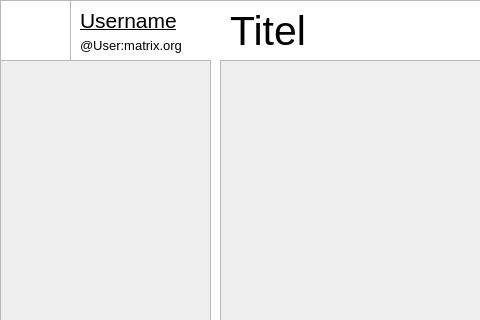
Qt form qml/Main.ui (Nordgedanken/Morpheus) before a commit; both pictures show x 0 to 480 and y 0 to 320 of the 1007 by 652 pixel window.
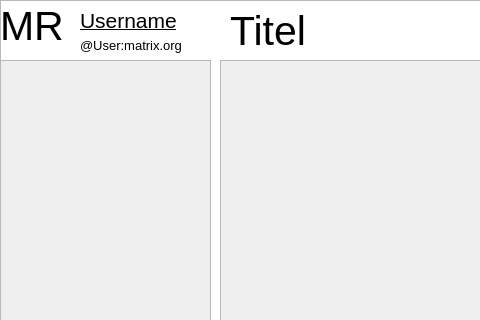
The same form after that commit.

Commit message: Prepare Avatar stuff

Patch:
```diff
--- a/qml/Main.ui
+++ b/qml/Main.ui
@@ -100,16 +100,6 @@
     <string>Titel</string>
    </property>
   </widget>
-  <widget class="QGraphicsView" name="AvatarImage">
-   <property name="geometry">
-    <rect>
-     <x>0</x>
-     <y>0</y>
-     <width>71</width>
-     <height>61</height>
-    </rect>
-   </property>
-  </widget>
   <widget class="QLabel" name="UsernameLabel">
    <property name="geometry">
     <rect>
@@ -149,6 +139,26 @@
     <string>@User:matrix.org</string>
    </property>
   </widget>
+  <widget class="QLabel" name="AvatarLabel">
+   <property name="geometry">
+    <rect>
+     <x>0</x>
+     <y>0</y>
+     <width>71</width>
+     <height>51</height>
+    </rect>
+   </property>
+   <property name="font">
+    <font>
+     <family>Arial</family>
+     <pointsize>31</pointsize>
+     <underline>false</underline>
+    </font>
+   </property>
+   <property name="text">
+    <string>MR</string>
+   </property>
+  </widget>
  </widget>
  <layoutdefault spacing="6" margin="11"/>
  <resources/>
```
The commit also changes 3 other files.
